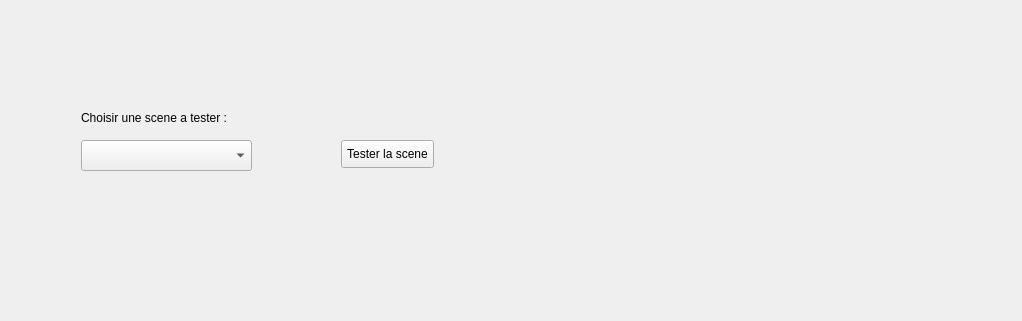
Qt form IHMC++/DMXProject/DMXProject.ui (fbotel17/DMXProject) before a commit; both pictures show x 0 to 1022 and y 197 to 518 of the 1367 by 792 pixel window.
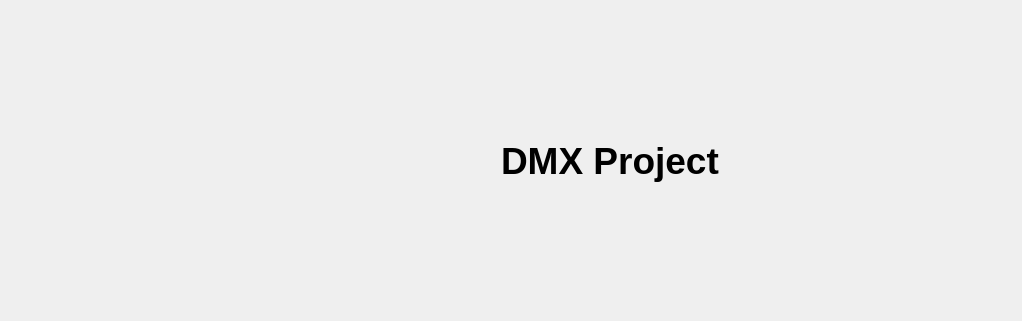
The same form after that commit.

Commit message: page de garde

Patch:
```diff
--- a/IHMC++/DMXProject/DMXProject.ui
+++ b/IHMC++/DMXProject/DMXProject.ui
@@ -18,7 +18,7 @@
     <item>
      <widget class="QStackedWidget" name="stackedWidget">
       <property name="currentIndex">
-       <number>6</number>
+       <number>7</number>
       </property>
       <widget class="QWidget" name="page_3">
        <widget class="QWidget" name="formLayoutWidget">
@@ -390,6 +390,28 @@
         </property>
        </widget>
       </widget>
+      <widget class="QWidget" name="page_8">
+       <widget class="QLabel" name="label_8">
+        <property name="geometry">
+         <rect>
+          <x>490</x>
+          <y>210</y>
+          <width>441</width>
+          <height>201</height>
+         </rect>
+        </property>
+        <property name="font">
+         <font>
+          <pointsize>28</pointsize>
+          <weight>75</weight>
+          <bold>true</bold>
+         </font>
+        </property>
+        <property name="text">
+         <string>DMX Project</string>
+        </property>
+       </widget>
+      </widget>
      </widget>
     </item>
    </layout>
```
Left out of the diff: 2 changed lines with no effect on the pictures.
